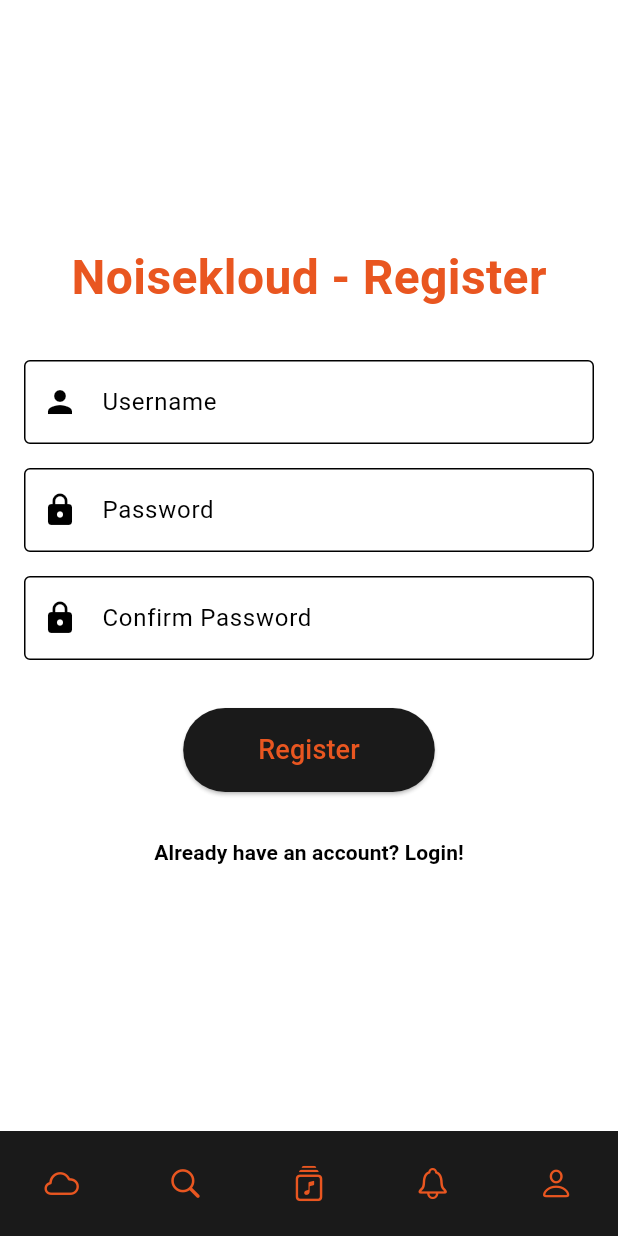
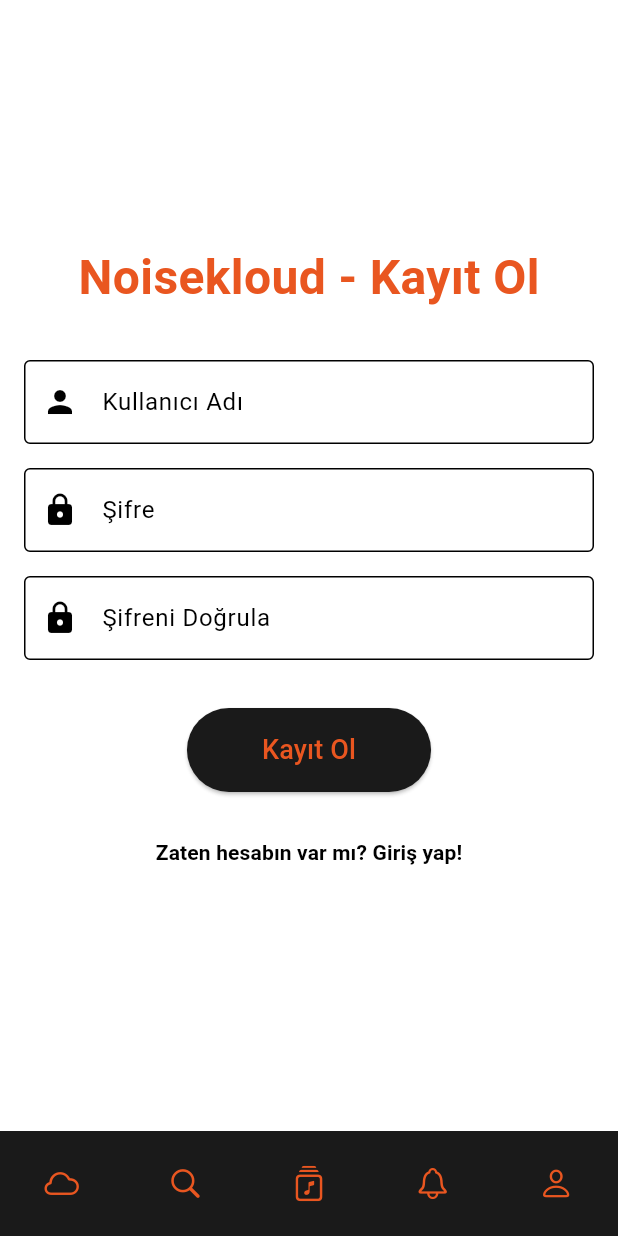
Before and after one commit to batuhanyeniocak/Flutter-Noisekloud, a Flutter app: the RegisterScreen screen opened by its route, on a phone screen of 412 x 824 dp. Run offline on Flutter 3.47's test engine with Material 3 defaults, Android fonts, the phone set to English and light mode, and no system bars; our stand-ins replace go_router, google_fonts, lottie; missing offline and left inert: dotlottie_loader.

Commit message:
kucuk degisiklikler yapildi

```diff
--- a/lib/screens/login_screen.dart
+++ b/lib/screens/login_screen.dart
@@ -18,7 +18,7 @@ class LoginScreen extends StatelessWidget {
           mainAxisAlignment: MainAxisAlignment.center,
           children: [
             Text(
-              'Noisekloud - Login',
+              'Noisekloud - Giriş',
               style: TextStyle(
                 fontSize: 32,
                 color: colorScheme.primary,
@@ -33,7 +33,7 @@ class LoginScreen extends StatelessWidget {
                   border: const OutlineInputBorder(),
                   prefixIcon: const Icon(Icons.person),
                   labelStyle: TextStyle(color: colorScheme.primary),
-                  hintText: 'Username'),
+                  hintText: 'Kullanıcı Adı'),
             ),
             const SizedBox(height: 16),
             TextField(
@@ -44,7 +44,7 @@ class LoginScreen extends StatelessWidget {
                   border: const OutlineInputBorder(),
                   prefixIcon: const Icon(Icons.lock),
                   labelStyle: TextStyle(color: colorScheme.surface),
-                  hintText: 'Password'),
+                  hintText: 'Şifre'),
             ),
             const SizedBox(height: 32),
             ElevatedButton(
@@ -54,7 +54,7 @@ class LoginScreen extends StatelessWidget {
                     const EdgeInsets.symmetric(horizontal: 50, vertical: 15),
                 backgroundColor: colorScheme.secondary,
               ),
-              child: const Text('Login', style: TextStyle(fontSize: 18)),
+              child: const Text('Giriş Yap', style: TextStyle(fontSize: 18)),
             ),
             const SizedBox(height: 16),
             TextButton(
@@ -62,7 +62,7 @@ class LoginScreen extends StatelessWidget {
                 context.push("/register");
               },
               child: Text(
-                'Don\'t have an account? Register!',
+                'Henüz hesabın yok mu? Kayıt Ol!',
                 style: TextStyle(
                   color: colorScheme.onSecondary,
                   fontWeight: FontWeight.w600,
--- a/lib/screens/register_screen.dart
+++ b/lib/screens/register_screen.dart
@@ -18,7 +18,7 @@ class RegisterScreen extends StatelessWidget {
           mainAxisAlignment: MainAxisAlignment.center,
           children: [
             Text(
-              'Noisekloud - Register',
+              'Noisekloud - Kayıt Ol',
               style: TextStyle(
                 fontSize: 32,
                 color: colorScheme.primary,
@@ -33,7 +33,7 @@ class RegisterScreen extends StatelessWidget {
                 border: const OutlineInputBorder(),
                 prefixIcon: const Icon(Icons.person),
                 labelStyle: TextStyle(color: colorScheme.primary),
-                hintText: 'Username',
+                hintText: 'Kullanıcı Adı',
               ),
             ),
             const SizedBox(height: 16),
@@ -45,7 +45,7 @@ class RegisterScreen extends StatelessWidget {
                 border: const OutlineInputBorder(),
                 prefixIcon: const Icon(Icons.lock),
                 labelStyle: TextStyle(color: colorScheme.primary),
-                hintText: 'Password',
+                hintText: 'Şifre',
               ),
             ),
             const SizedBox(height: 16),
@@ -57,7 +57,7 @@ class RegisterScreen extends StatelessWidget {
                 border: const OutlineInputBorder(),
                 prefixIcon: const Icon(Icons.lock),
                 labelStyle: TextStyle(color: colorScheme.primary),
-                hintText: 'Confirm Password',
+                hintText: 'Şifreni Doğrula',
               ),
             ),
             const SizedBox(height: 32),
@@ -68,7 +68,7 @@ class RegisterScreen extends StatelessWidget {
                     const EdgeInsets.symmetric(horizontal: 50, vertical: 15),
                 backgroundColor: colorScheme.secondary,
               ),
-              child: const Text('Register', style: TextStyle(fontSize: 18)),
+              child: const Text('Kayıt Ol', style: TextStyle(fontSize: 18)),
             ),
             const SizedBox(height: 16),
             TextButton(
@@ -76,7 +76,7 @@ class RegisterScreen extends StatelessWidget {
                 context.push("/login");
               },
               child: Text(
-                'Already have an account? Login!',
+                'Zaten hesabın var mı? Giriş yap!',
                 style: TextStyle(
                   color: colorScheme.onSecondary,
                   fontWeight: FontWeight.w600,
--- a/lib/screens/settings_screen.dart
+++ b/lib/screens/settings_screen.dart
@@ -50,7 +50,6 @@ class SettingsScreen extends StatelessWidget {
               },
             ),
             const Divider(),
-            // Diğer ayar öğelerini buraya ekleyebilirsiniz.
           ],
         ),
       ),
```
